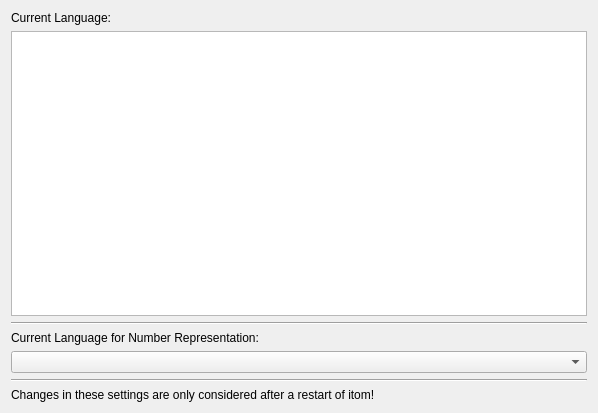
Qt form Qitom/ui/widgetPropGeneralLanguage.ui (itom-project/itom) before a commit.
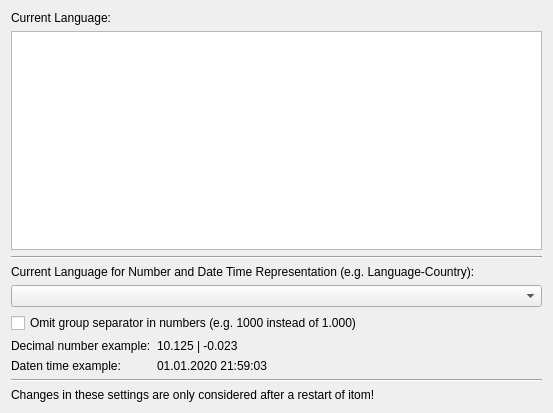
The same form after that commit.

Commit message: improvements and fixes for language/country selection of number, datetime etc. representations in any widgets of itom

```diff
--- a/Qitom/ui/widgetPropGeneralLanguage.ui
+++ b/Qitom/ui/widgetPropGeneralLanguage.ui
@@ -6,15 +6,13 @@
    <rect>
     <x>0</x>
     <y>0</y>
-    <width>598</width>
+    <width>553</width>
     <height>413</height>
    </rect>
   </property>
   <property name="windowTitle">
    <string>Form</string>
   </property>
-  <layout class="QVBoxLayout" name="verticalLayout_2">
-   <item>
     <layout class="QVBoxLayout" name="verticalLayout">
      <item>
       <widget class="QLabel" name="lblCurrentLanguage">
@@ -36,7 +34,7 @@
      <item>
       <widget class="QLabel" name="lblCurrentLocale">
        <property name="text">
-        <string>Current Language for Number Representation:</string>
+      <string>Current Language for Number and Date Time Representation (e.g. Language-Country):</string>
        </property>
       </widget>
      </item>
@@ -47,6 +45,45 @@
        </property>
       </widget>
      </item>
+   <item>
+    <widget class="QCheckBox" name="checkOmitGroupSeparator">
+     <property name="text">
+      <string>Omit group separator in numbers (e.g. 1000 instead of 1.000)</string>
+     </property>
+    </widget>
+   </item>
+   <item>
+    <layout class="QGridLayout" name="gridLayout" columnstretch="1,3">
+     <item row="0" column="0">
+      <widget class="QLabel" name="label">
+       <property name="text">
+        <string>Decimal number example:</string>
+       </property>
+      </widget>
+     </item>
+     <item row="0" column="1">
+      <widget class="QLabel" name="lblDoubleExample">
+       <property name="text">
+        <string>10.125 | -0.023</string>
+       </property>
+      </widget>
+     </item>
+     <item row="1" column="0">
+      <widget class="QLabel" name="label_2">
+       <property name="text">
+        <string>Daten time example:</string>
+       </property>
+      </widget>
+     </item>
+     <item row="1" column="1">
+      <widget class="QLabel" name="lblDatetimeExample">
+       <property name="text">
+        <string>01.01.2020 21:59:03</string>
+       </property>
+      </widget>
+     </item>
+    </layout>
+   </item>
      <item>
       <widget class="Line" name="line_2">
        <property name="orientation">
@@ -60,8 +97,6 @@
         <string>Changes in these settings are only considered after a restart of itom!</string>
        </property>
       </widget>
-     </item>
-    </layout>
    </item>
   </layout>
  </widget>
```
Lines whose indentation alone changed are shown as unchanged. The commit also changes 5 other files.
